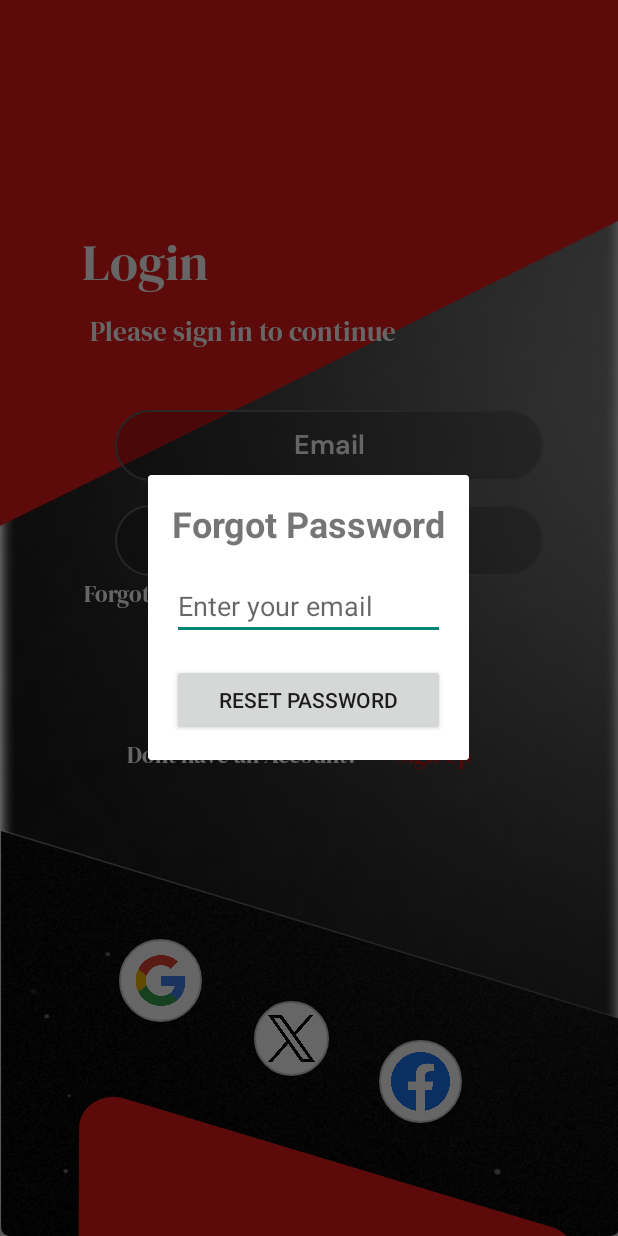
After one commit to AbhishekNair050/SOS_App, an Android app: the fragment ForgotPasswordDialogFragment placed in its activity, on a phone screen of 412 x 824 dp. The commit adds this screen. Run offline under Robolectric (Android 15) with nearby library versions, the phone set to English and light mode, and no system bars; our stand-ins replace Firebase (no records; nobody signed in at launch, a user with empty details on screens opened directly); Roboto replaces fonts that are not available here; 2 statements that could not run were skipped.

Commit message:
Added Forgoto Password

```diff
--- a/app/build.gradle.kts
+++ b/app/build.gradle.kts
@@ -53,5 +53,7 @@ dependencies {
     implementation("com.google.firebase:firebase-analytics")
     implementation("com.google.code.gson:gson:2.8.9")
     implementation("com.google.android.gms:play-services-location:21.0.1")
+    implementation("com.google.android.gms:play-services-auth:21.0.0")
+    implementation("com.facebook.android:facebook-android-sdk:latest.release")
     implementation("com.google.android.gms:play-services-maps:18.0.2")
 }
--- /dev/null
+++ b/app/src/main/java/com/example/project/ForgotPasswordDialogFragment.java
@@ -0,0 +1,52 @@
+package com.example.project;
+
+import android.os.Bundle;
+import android.view.LayoutInflater;
+import android.view.View;
+import android.view.ViewGroup;
+import android.widget.Button;
+import android.widget.EditText;
+import android.widget.Toast;
+
+import androidx.annotation.NonNull;
+import androidx.annotation.Nullable;
+import androidx.fragment.app.DialogFragment;
+
+import com.google.firebase.auth.FirebaseAuth;
+
+public class ForgotPasswordDialogFragment extends DialogFragment {
+
+    private FirebaseAuth mAuth;
+    private EditText emailInput;
+    private Button btnResetPassword;
+
+    @Nullable
+    @Override
+    public View onCreateView(@NonNull LayoutInflater inflater, @Nullable ViewGroup container, @Nullable Bundle savedInstanceState) {
+        View view = inflater.inflate(R.layout.forgot_password_dialog, container, false);
+
+        mAuth = FirebaseAuth.getInstance();
+        emailInput = view.findViewById(R.id.emailInput);
+        btnResetPassword = view.findViewById(R.id.btnResetPassword);
+
+        btnResetPassword.setOnClickListener(v -> {
+            String email = emailInput.getText().toString().trim();
+            if (email.isEmpty()) {
+                Toast.makeText(getActivity(), "Please enter your email", Toast.LENGTH_SHORT).show();
+                return;
+            }
+
+            mAuth.sendPasswordResetEmail(email)
+                    .addOnCompleteListener(task -> {
+                        if (task.isSuccessful()) {
+                            Toast.makeText(getActivity(), "Password reset email sent", Toast.LENGTH_SHORT).show();
+                            dismiss();
+                        } else {
+                            Toast.makeText(getActivity(), "Error sending password reset email", Toast.LENGTH_SHORT).show();
+                        }
+                    });
+        });
+
+        return view;
+    }
+}
--- a/app/src/main/java/com/example/project/MainActivity.java
+++ b/app/src/main/java/com/example/project/MainActivity.java
@@ -8,6 +8,7 @@ import android.os.Build;
 import android.os.Bundle;
 import android.widget.EditText;
 import android.view.View;
+import android.widget.ImageView;
 import android.widget.TextView;
 import android.widget.Toast;
 
@@ -52,11 +53,21 @@ public class MainActivity extends AppCompatActivity {
         }
 
         TextView tv = findViewById(R.id.tv4);
+        TextView ForgotPassword = findViewById(R.id.forgotPassword);
+        ForgotPassword.setOnClickListener(v -> {
+            ForgotPasswordDialogFragment dialog = new ForgotPasswordDialogFragment();
+            dialog.show(getSupportFragmentManager(), "ForgotPasswordDialogFragment");
+        });
         tv.setOnClickListener(v -> {
             Intent intent = new Intent(MainActivity.this, register.class);
             startActivity(intent);
             overridePendingTransition(R.anim.slide_in_bottom, R.anim.slide_out_top);
         });
+
+        ImageView Google = findViewById(R.id.imageViewGoogle);
+        ImageView Facebook = findViewById(R.id.imageViewFacebook);
+        ImageView Twitter = findViewById(R.id.imageViewTwitter);
+
 
         ViewCompat.setOnApplyWindowInsetsListener(findViewById(R.id.main), (v, insets) -> {
             Insets systemBars = insets.getInsets(WindowInsetsCompat.Type.systemBars());
--- a/app/src/main/res/layout/activity_main.xml
+++ b/app/src/main/res/layout/activity_main.xml
@@ -82,7 +82,7 @@
         app:layout_constraintVertical_bias="0.331" />
 
     <TextView
-        android:id="@+id/tv2"
+        android:id="@+id/forgotPassword"
         android:layout_width="wrap_content"
         android:layout_height="wrap_content"
         android:fontFamily="@font/dm_serif_display"
@@ -156,6 +156,7 @@
         android:background="@drawable/circular_background"
         android:padding="8dp"
         android:src="@drawable/twitter_icon"
+        android:id="@+id/imageViewTwitter"
         app:layout_constraintBottom_toBottomOf="parent"
         app:layout_constraintEnd_toEndOf="parent"
         app:layout_constraintHorizontal_bias="0.467"
@@ -169,6 +170,7 @@
         android:layout_marginTop="86dp"
         android:background="@drawable/circular_background"
         android:src="@drawable/google_icon"
+        android:id="@+id/imageViewGoogle"
         app:layout_constraintBottom_toBottomOf="parent"
         app:layout_constraintEnd_toEndOf="parent"
         app:layout_constraintHorizontal_bias="0.222"
@@ -182,6 +184,7 @@
         android:background="@drawable/circular_background"
         android:padding="8dp"
         android:src="@drawable/facebook_icon"
+        android:id="@+id/imageViewFacebook"
         app:layout_constraintBottom_toBottomOf="parent"
         app:layout_constraintEnd_toEndOf="parent"
         app:layout_constraintHorizontal_bias="0.708"
--- /dev/null
+++ b/app/src/main/res/layout/forgot_password_dialog.xml
@@ -0,0 +1,29 @@
+<?xml version="1.0" encoding="utf-8"?>
+<LinearLayout xmlns:android="http://schemas.android.com/apk/res/android"
+    android:layout_width="match_parent"
+    android:layout_height="wrap_content"
+    android:orientation="vertical"
+    android:padding="16dp">
+
+    <TextView
+        android:layout_width="wrap_content"
+        android:layout_height="wrap_content"
+        android:text="Forgot Password"
+        android:textSize="24sp"
+        android:textStyle="bold"
+        android:layout_gravity="center"
+        android:layout_marginBottom="16dp"/>
+
+    <EditText
+        android:id="@+id/emailInput"
+        android:layout_width="match_parent"
+        android:layout_height="wrap_content"
+        android:hint="Enter your email"
+        android:layout_marginBottom="16dp"/>
+
+    <Button
+        android:id="@+id/btnResetPassword"
+        android:layout_width="match_parent"
+        android:layout_height="wrap_content"
+        android:text="Reset Password"/>
+</LinearLayout>
--- a/app/src/main/res/values/strings.xml
+++ b/app/src/main/res/values/strings.xml
@@ -1,4 +1,5 @@
 <resources>
     <string name="app_name">Project</string>
     <string name="google_maps_key">AIzaSyDmQEpmt7yIUIyGsZKXq9uupJW1aRdwM2o</string>
+    <string name="default_web_client_id">292406745942-fau9tad9seoh1jcvlenh4cqev254m14p.apps.googleusercontent.com</string>
 </resources>
--- a/gradle/libs.versions.toml
+++ b/gradle/libs.versions.toml
@@ -8,6 +8,7 @@ material = "1.12.0"
 activity = "1.9.1"
 constraintlayout = "2.1.4"
 playServicesMaps = "19.0.0"
+twitterCore = "3.3.0"
 
 [libraries]
 junit = { group = "junit", name = "junit", version.ref = "junit" }
@@ -18,6 +19,7 @@ material = { group = "com.google.android.material", name = "material", version.r
 activity = { group = "androidx.activity", name = "activity", version.ref = "activity" }
 constraintlayout = { group = "androidx.constraintlayout", name = "constraintlayout", version.ref = "constraintlayout" }
 play-services-maps = { group = "com.google.android.gms", name = "play-services-maps", version.ref = "playServicesMaps" }
+twitter-core = { module = "com.twitter.sdk.android:twitter-core", version.ref = "twitterCore" }
 
 [plugins]
 android-application = { id = "com.android.application", version.ref = "agp" }
```
